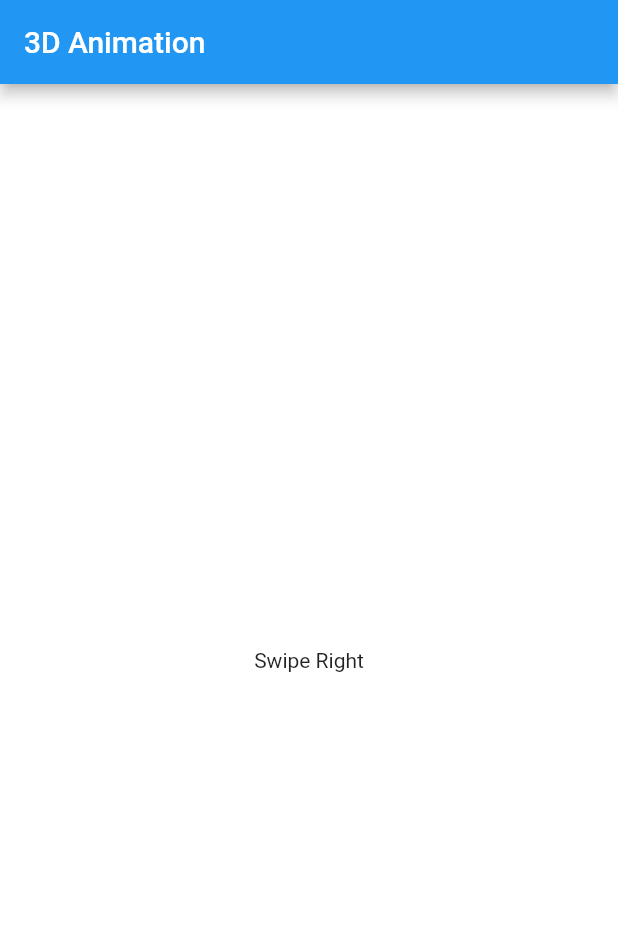
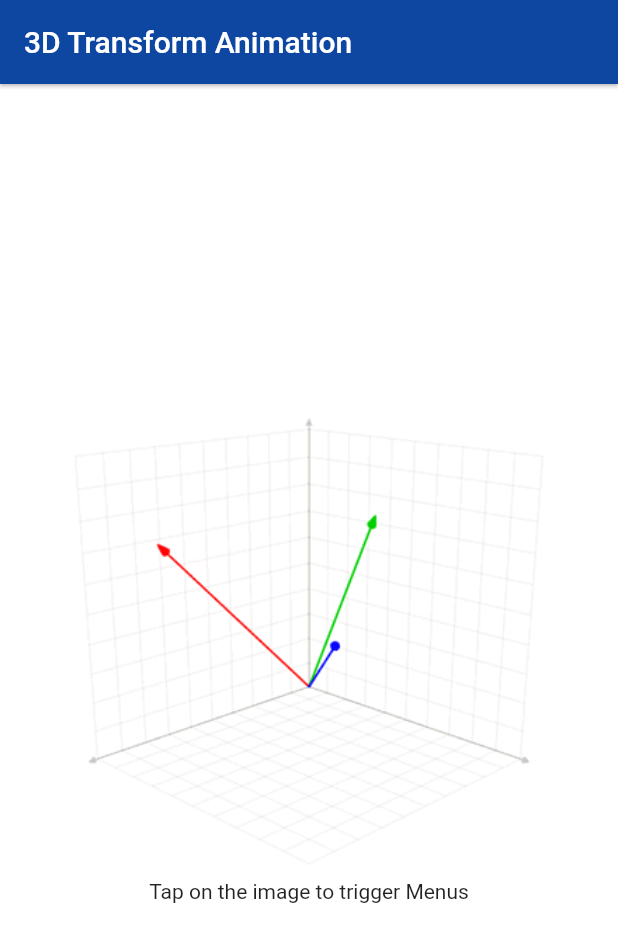
Before and after one commit to fidele000/3ddrawer_flutter, a Flutter app: the screen it shows after launch, on a phone screen of 412 x 824 dp. Shown: the top 942 px of the screen. Run offline on Flutter 3.47's test engine with Material 2 defaults, Android fonts, the phone set to English and light mode, and no system bars.

Commit message:
updates colors and adding images

```diff
--- a/lib/main.dart
+++ b/lib/main.dart
@@ -1,4 +1,3 @@
-import 'package:english_words/english_words.dart';
 import 'package:flutter/cupertino.dart';
 import 'package:flutter/material.dart';
 import 'dart:math';
@@ -24,7 +23,7 @@ class _AppState extends State<App> {
                   gradient: LinearGradient(
                     colors: [
                       Colors.blue,
-                      Colors.blue,
+                      Colors.blue[900],
                     ],
                     begin: Alignment.bottomCenter,
                     end: Alignment.topCenter,
@@ -47,9 +46,9 @@ class _AppState extends State<App> {
                     children: [
                       DrawerHeader(child:Column(
                         children: [
-                            CircleAvatar(backgroundColor: Colors.green,radius: 50,),
+                            CircleAvatar(backgroundImage: AssetImage('assets/image.jpg'),radius: 50,),
                             SizedBox(height: 10,),
-                            Expanded(child: Text('Fidele Kirezi Cyisa',style: TextStyle(color: Colors.white,fontWeight: FontWeight.bold),))
+                            Expanded(child: Text('Fidele',style: TextStyle(color: Colors.white,fontSize: 20,letterSpacing: 2.0),))
                           ],
                         ),
                       ),
@@ -96,17 +95,26 @@ class _AppState extends State<App> {
                             },
                             child: Scaffold(
                               backgroundColor: Colors.blue,
-                              appBar: value==0?AppBar(
-                                title: Text('3D Animation'),
+                              appBar: value!=1?AppBar(
+                                title: Text('3D Transform Animation',
+                                ),
+                                elevation: 1,
+                                backgroundColor: Colors.blue[900],
                           ):null,
                               body: Container(
                                 width: MediaQuery.of(context).size.width,
                                 height: MediaQuery.of(context).size.height,
                                 decoration: BoxDecoration(
                                   color: Colors.white,
-                                  borderRadius: value==1?BorderRadius.only(topLeft: Radius.circular(20),bottomLeft: Radius.circular(20)):null,
+                                  borderRadius: value==1?BorderRadius.only(bottomLeft: Radius.circular(20)):null,
                                 ),
-                                child: Center(child: Text('Swipe Right')),
+                                child: Center(child: Column(
+                                  mainAxisAlignment: MainAxisAlignment.center,
+                                  children: [
+                                    Image.asset('assets/graph.gif'),
+                                    Text("Tap on the image to trigger Menus")
+                                  ],
+                                )),
                               ),
                             ),
                           ),
--- a/pubspec.yaml
+++ b/pubspec.yaml
@@ -28,7 +28,6 @@ dependencies:
   # The following adds the Cupertino Icons font to your application.
   # Use with the CupertinoIcons class for iOS style icons.
   cupertino_icons: ^1.0.0
-  english_words: ^3.1.5
 
 dev_dependencies:
   flutter_test:
@@ -45,6 +44,8 @@ flutter:
   # the material Icons class.
   uses-material-design: true
 
+  assets:
+    - assets/
   # To add assets to your application, add an assets section, like this:
   # assets:
   #   - images/a_dot_burr.jpeg
```
Also changed, not shown: pubspec.lock.
